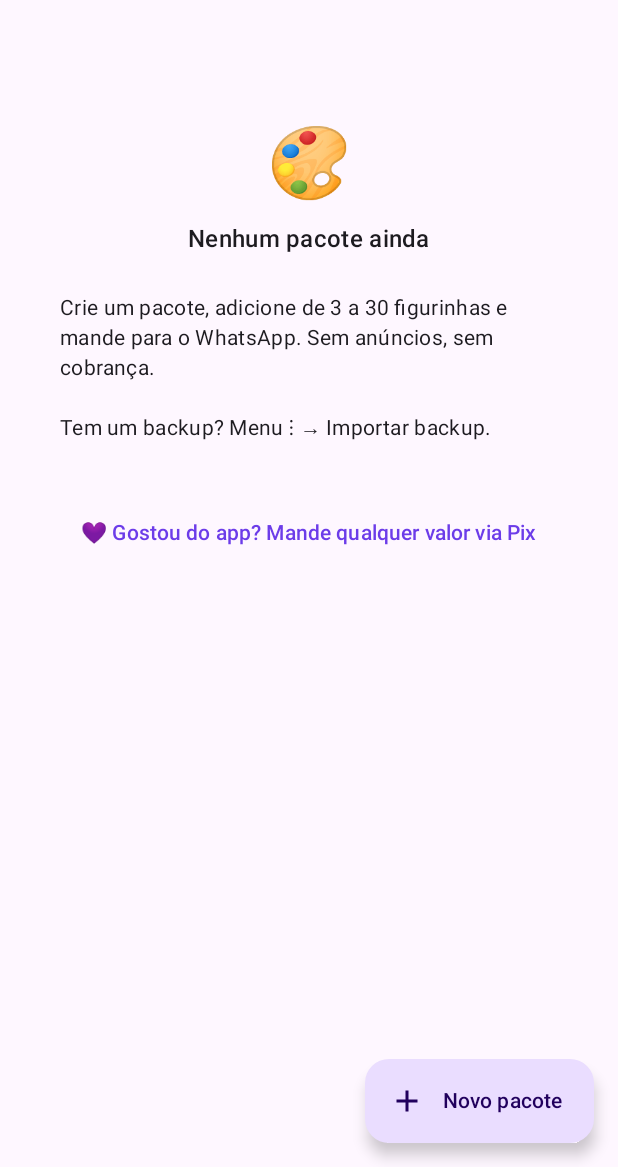
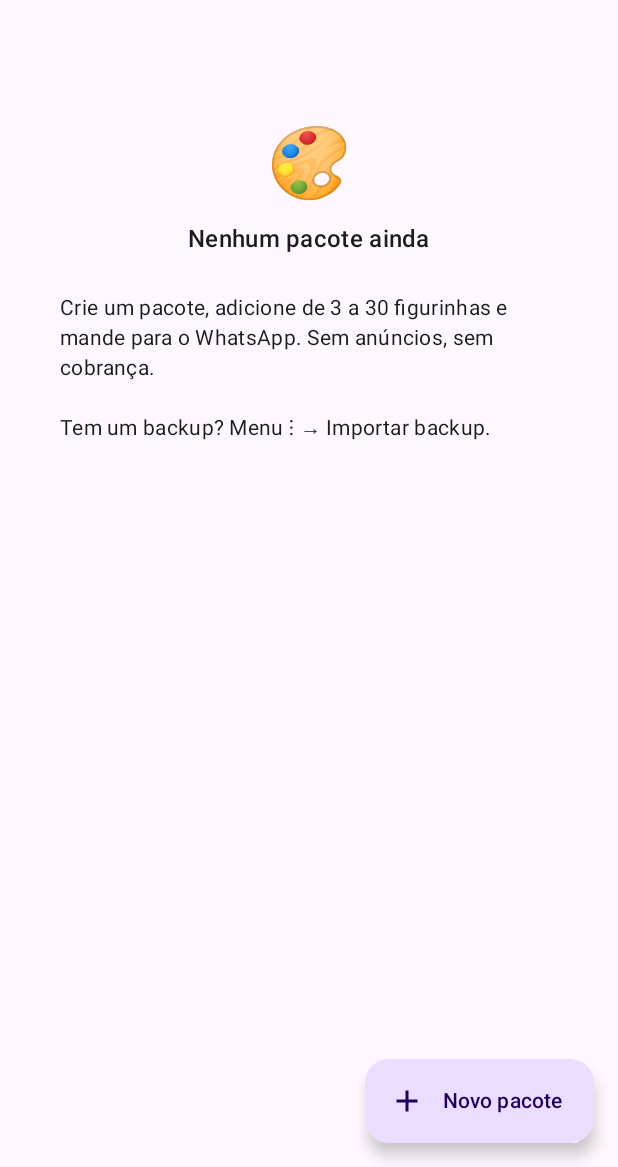
Before and after one commit to trevisollinux/conselheiro-ia, an Android app built with Jetpack Compose: the screen it shows after launch (MainActivity), on a phone screen of 412 x 824 dp, the part 69-1236 px from its top. Run offline under Robolectric (Android 15) with nearby library versions, the phone set to English and light mode, and no system bars.

Commit message:
Unusual Stickers 1.0: pronto para a Play Store
Pacote com.trevisolli.unusualstickers, SDK alvo 36, .aab assinado com a
chave de upload no CI, política de privacidade, ícone, imagem de
destaque e textos da ficha da loja. O pedido de Pix sai do app (regras
de pagamento do Google Play) e fica só no README.

Co-Authored-By: Claude Opus 5.5 <noreply@anthropic.com>
Claude-Session: https://claude.ai/code/session_01N65Cds3oqQNZRBQyDDUYg6

```diff
--- a/sticker/src/main/java/com/trevisolli/conselheirosticker/ui/Screens.kt
+++ b/sticker/src/main/java/com/trevisolli/conselheirosticker/ui/Screens.kt
@@ -134,8 +134,6 @@ fun PackListScreen(
     }
     var creating by remember { mutableStateOf(false) }
     var menu by remember { mutableStateOf(false) }
-    var supporting by remember { mutableStateOf(false) }
-    val scope = rememberCoroutineScope()
     val snackbar = remember { SnackbarHostState() }
     val backup = rememberBackupActions(store, snackbar, onImported = { version++ })
 
@@ -156,10 +154,6 @@ fun PackListScreen(
                         DropdownMenuItem(
                             text = { Text("Importar backup (.zip)") },
                             onClick = { menu = false; backup.import() },
-                        )
-                        DropdownMenuItem(
-                            text = { Text("💜 Apoiar o app (Pix)") },
-                            onClick = { menu = false; supporting = true },
                         )
                     }
                 },
@@ -229,20 +223,8 @@ fun PackListScreen(
                     }
                 }
             }
-            item {
-                TextButton(onClick = { supporting = true }, modifier = Modifier.fillMaxWidth()) {
-                    Text("💜 Gostou do app? Mande qualquer valor via Pix")
-                }
-            }
             item { Spacer(Modifier.height(72.dp)) }
         }
-    }
-
-    if (supporting) {
-        SupportDialog(
-            onDismiss = { supporting = false },
-            onCopied = { scope.launch { snackbar.showSnackbar("Chave Pix copiada: $PIX_KEY") } },
-        )
     }
 
     if (creating) {
```
Also changed, not shown: sticker/build.gradle.kts (+19 -6 lines), sticker/src/main/java/com/trevisolli/conselheirosticker/ui/Support.kt (deleted, +0 -40 lines), 6 other files.
